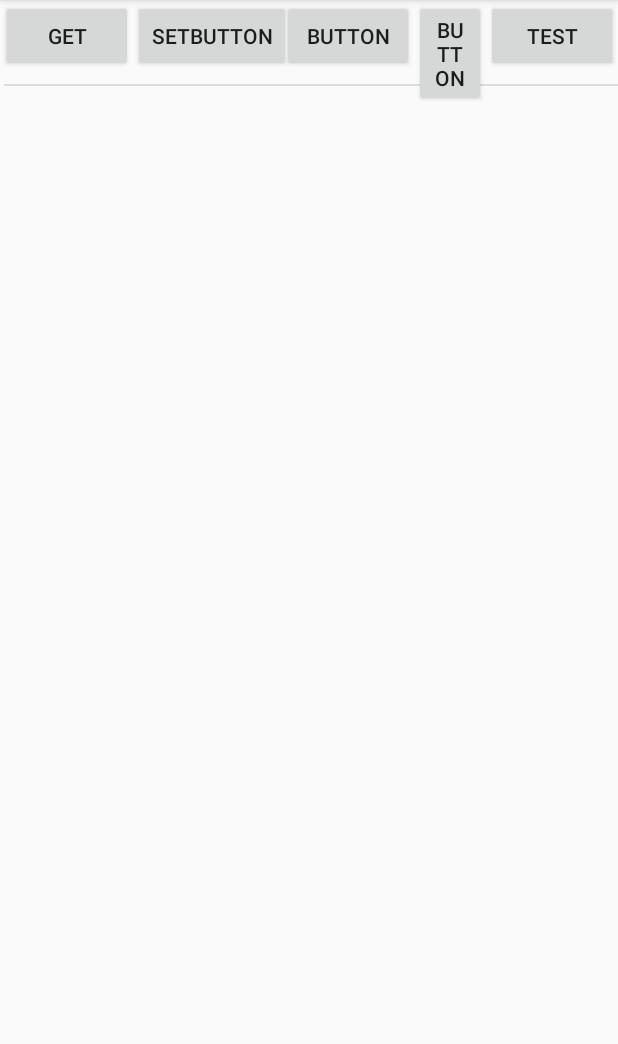
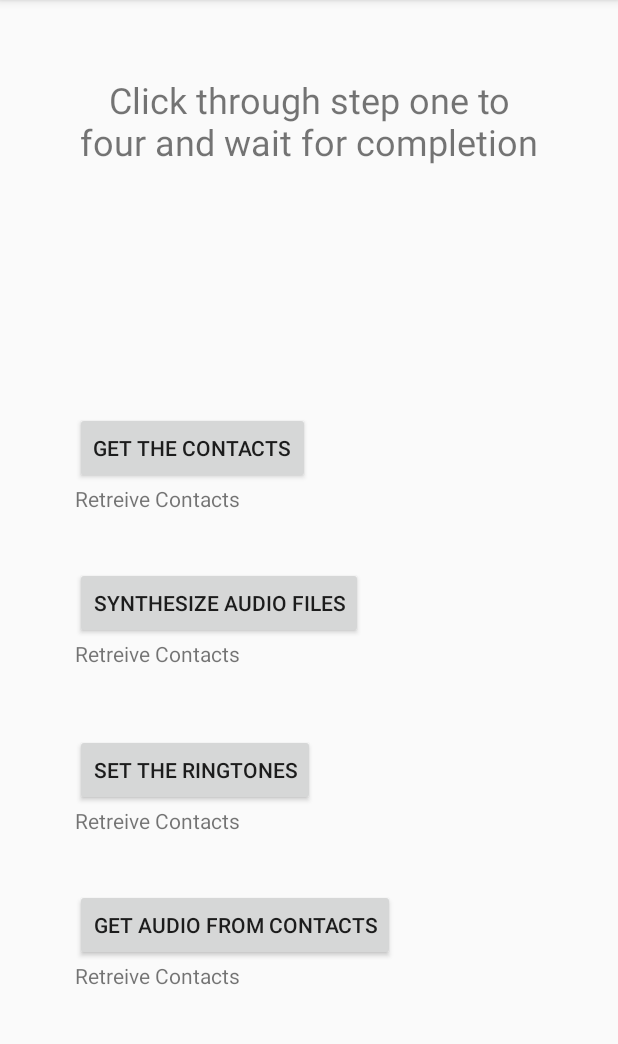
Before and after one commit to aI3hinandan/google-cloud-AccessibilityCallAnnounce, an Android app: the screen it shows after launch (MainActivity), on a phone screen of 412 x 824 dp, the part 84-1128 px from its top. Run offline under Robolectric (Android 15) with nearby library versions, the phone set to English and light mode, and no system bars.

Commit message:
UI Changes

```diff
--- a/app/src/main/java/com/gearlabs/accessibilitycallannounce/MainActivity.kt
+++ b/app/src/main/java/com/gearlabs/accessibilitycallannounce/MainActivity.kt
@@ -45,7 +45,7 @@ class MainActivity : AppCompatActivity() {
 
     @RequiresApi(Build.VERSION_CODES.O)
     fun onClickGet(view: View) {
-        val contactsList: ListView = findViewById(R.id.contacts_list)
+
         val list = onClickGetName(this)
         //  val unfilteredList : MutableList<MutableList<String>> = getCallLogs(this)
         filteredList = list
@@ -53,11 +53,7 @@ class MainActivity : AppCompatActivity() {
         for (i in list) {
             numberList.add(i[0])
         }
-        val ad: ArrayAdapter<String> = ArrayAdapter(
-            this,
-            android.R.layout.simple_list_item_1, numberList
-        )
-        contactsList.adapter = ad
+        Toast.makeText(this, "Contacts Retrieved", Toast.LENGTH_SHORT).show()
     }
 
     fun onClickSynthesize(v:View){
@@ -74,7 +70,7 @@ class MainActivity : AppCompatActivity() {
     }
 
 
-    fun onClickTest(view: View) {
+    fun onClickGetFromCloud(view: View) {
         var count = 0
         val newList:MutableList<MutableList<String>> = ArrayList()
 
@@ -101,43 +97,7 @@ class MainActivity : AppCompatActivity() {
     }
 
 
-    fun onClickTest2(v: View) {
-        val number = "+919896215977"
-        val k: File = getFileObj("Synthesised Files", "$number.wav", this)
-        val values = ContentValues()
-        Toast.makeText(this, k.exists().toString(), Toast.LENGTH_SHORT).show()
-        Toast.makeText(this, k.absolutePath, Toast.LENGTH_SHORT).show()
-        values.put(MediaStore.MediaColumns.DATA, k.absolutePath)
-        values.put(MediaStore.MediaColumns.TITLE, "new")
-        values.put(MediaStore.MediaColumns.SIZE, 215454)
-        values.put(MediaStore.MediaColumns.MIME_TYPE, "audio/wav")
-        values.put(MediaStore.Audio.Media.ARTIST, "GearLabs")
-        values.put(MediaStore.Audio.Media.DURATION, 230)
-        values.put(MediaStore.Audio.Media.IS_RINGTONE, true)
-        values.put(MediaStore.Audio.Media.IS_NOTIFICATION, false)
-        values.put(MediaStore.Audio.Media.IS_ALARM, false)
-        values.put(MediaStore.Audio.Media.IS_MUSIC, false)
 
-        val uri = MediaStore.Audio.Media.getContentUriForPath(k.absolutePath)
-
-        contentResolver.delete(
-            uri,
-            MediaStore.MediaColumns.TITLE + "=\"" + "new" + "\"", null
-        )
-        contentResolver.delete(
-            uri,
-            MediaStore.MediaColumns.DATA + "=\""
-                    + k.absolutePath + "\"", null
-        )
-
-        val newUri = contentResolver.insert(uri, values)
-
-        RingtoneManager.setActualDefaultRingtoneUri(
-            this,
-            RingtoneManager.TYPE_RINGTONE,
-            newUri
-        )
-    }
 
     fun onClickSet(v: View){
         var count = 0
--- a/app/src/main/res/layout/activity_main.xml
+++ b/app/src/main/res/layout/activity_main.xml
@@ -6,77 +6,88 @@
     android:layout_height="match_parent"
     tools:context=".MainActivity">
 
+    <LinearLayout
+        android:layout_width="0dp"
+        android:layout_height="0dp"
+        android:orientation="vertical"
+        android:paddingStart="50dp"
+        android:paddingLeft="50dp"
+        android:paddingTop="50dp"
+        android:paddingEnd="50dp"
+        android:paddingRight="50dp"
+        android:paddingBottom="50dp"
+        app:layout_constraintBottom_toBottomOf="parent"
+        app:layout_constraintEnd_toEndOf="parent"
+        app:layout_constraintHorizontal_bias="1.0"
+        app:layout_constraintStart_toStartOf="parent"
+        app:layout_constraintTop_toTopOf="parent"
+        app:layout_constraintVertical_bias="0.0">
+
+        <TextView
+            android:id="@+id/textView7"
+            android:layout_width="match_parent"
+            android:layout_height="wrap_content"
+            android:fontFamily="sans-serif"
+            android:text="Click through step one to four and wait for completion"
+            android:textAlignment="center"
+            android:textSize="24sp" />
+
         <Button
             android:id="@+id/button_main"
             android:layout_width="wrap_content"
             android:layout_height="wrap_content"
-        android:layout_marginEnd="16dp"
+            android:layout_marginTop="164dp"
             android:onClick="onClickGet"
-        android:text="GET"
-        app:layout_constraintEnd_toStartOf="@+id/test_button"
-        app:layout_constraintHorizontal_bias="0.004"
-        app:layout_constraintStart_toStartOf="parent"
-        app:layout_constraintTop_toTopOf="parent" />
+            android:text="Get the Contacts" />
 
-    <View
-        android:id="@+id/divider"
-        android:layout_width="409dp"
-        android:layout_height="1dp"
-        android:layout_marginTop="8dp"
-        android:background="?android:attr/listDivider"
-        android:visibility="visible"
-        app:layout_constraintEnd_toEndOf="parent"
-        app:layout_constraintHorizontal_bias="1.0"
-        app:layout_constraintStart_toStartOf="parent"
-        app:layout_constraintTop_toBottomOf="@+id/button_main" />
+        <TextView
+            android:id="@+id/textView6"
+            android:layout_width="match_parent"
+            android:layout_height="wrap_content"
+            android:text="Retreive Contacts" />
 
-    <ListView
-        android:id="@+id/contacts_list"
-        android:layout_width="409dp"
-        android:layout_height="648dp"
-        app:layout_constraintBottom_toBottomOf="parent"
-        app:layout_constraintEnd_toEndOf="parent"
-        app:layout_constraintStart_toStartOf="parent" />
+        <Button
+            android:id="@+id/button2"
+            android:layout_width="wrap_content"
+            android:layout_height="wrap_content"
+            android:layout_marginTop="36dp"
+            android:onClick="onClickSynthesize"
+            android:text="Synthesize Audio Files" />
+
+        <TextView
+            android:id="@+id/textView5"
+            android:layout_width="match_parent"
+            android:layout_height="wrap_content"
+            android:text="Retreive Contacts" />
+
+        <Button
+            android:id="@+id/button3"
+            android:layout_width="wrap_content"
+            android:layout_height="wrap_content"
+            android:layout_marginTop="44dp"
+            android:onClick="onClickSet"
+            android:text="Set The Ringtones" />
+
+        <TextView
+            android:id="@+id/textView4"
+            android:layout_width="match_parent"
+            android:layout_height="wrap_content"
+            android:text="Retreive Contacts" />
 
         <Button
             android:id="@+id/test_button"
             android:layout_width="wrap_content"
             android:layout_height="wrap_content"
-        android:onClick="onClickTest"
-        android:text="Test"
-        app:layout_constraintEnd_toEndOf="parent"
-        app:layout_constraintTop_toTopOf="parent" />
+            android:layout_marginTop="36dp"
+            android:onClick="onClickGetFromCloud"
+            android:text="Get Audio From Contacts" />
 
-    <Button
-        android:id="@+id/button_test2"
-        android:layout_width="wrap_content"
+        <TextView
+            android:id="@+id/textView3"
+            android:layout_width="match_parent"
             android:layout_height="wrap_content"
-        android:layout_marginEnd="48dp"
-        android:onClick="onClickTest2"
-        android:text="Button"
-        app:layout_constraintEnd_toStartOf="@+id/test_button"
-        app:layout_constraintTop_toTopOf="parent" />
+            android:text="Retreive Contacts" />
 
-    <Button
-        android:id="@+id/button3"
-        android:layout_width="wrap_content"
-        android:layout_height="wrap_content"
-        android:onClick="onClickSet"
-        android:text="SetButton"
-        app:layout_constraintEnd_toStartOf="@+id/button_test2"
-        app:layout_constraintHorizontal_bias="0.0"
-        app:layout_constraintStart_toEndOf="@+id/button_main"
-        tools:layout_editor_absoluteY="0dp" />
-
-    <Button
-        android:id="@+id/button2"
-        android:layout_width="0dp"
-        android:layout_height="wrap_content"
-        android:onClick="onClickSynthesize"
-        android:text="Button"
-        app:layout_constraintEnd_toStartOf="@+id/test_button"
-        app:layout_constraintHorizontal_bias="0.0"
-        app:layout_constraintStart_toEndOf="@+id/button_test2"
-        tools:layout_editor_absoluteY="0dp" />
+    </LinearLayout>
 
 </androidx.constraintlayout.widget.ConstraintLayout>
```
Lines whose indentation alone changed are shown as unchanged.
